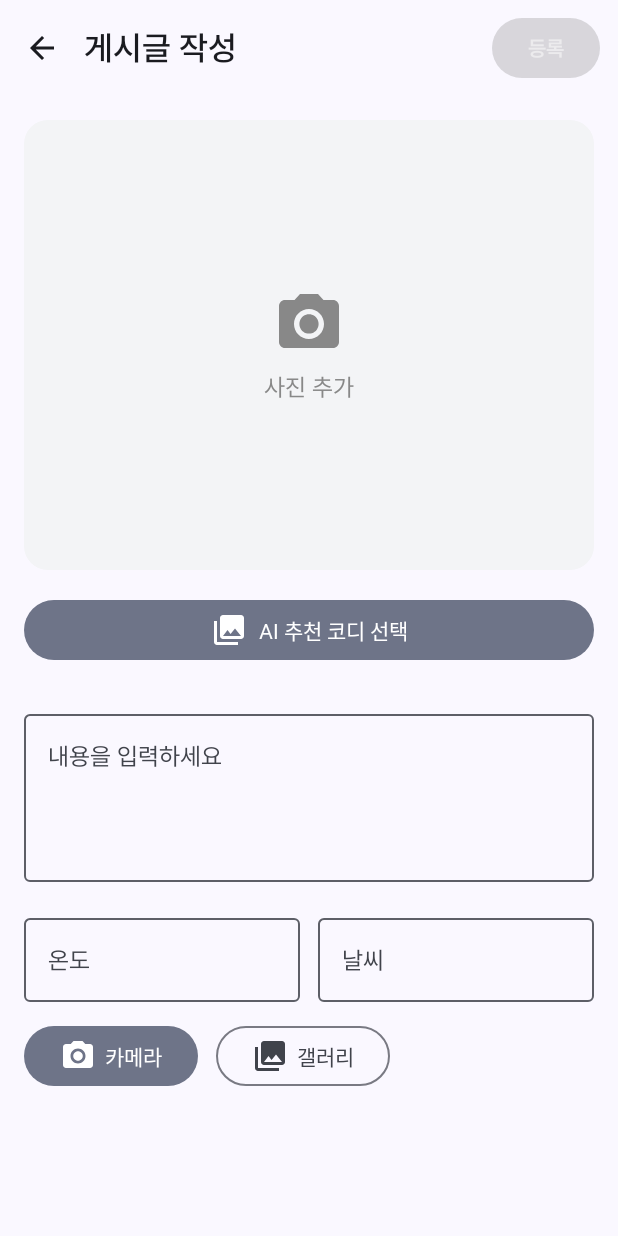
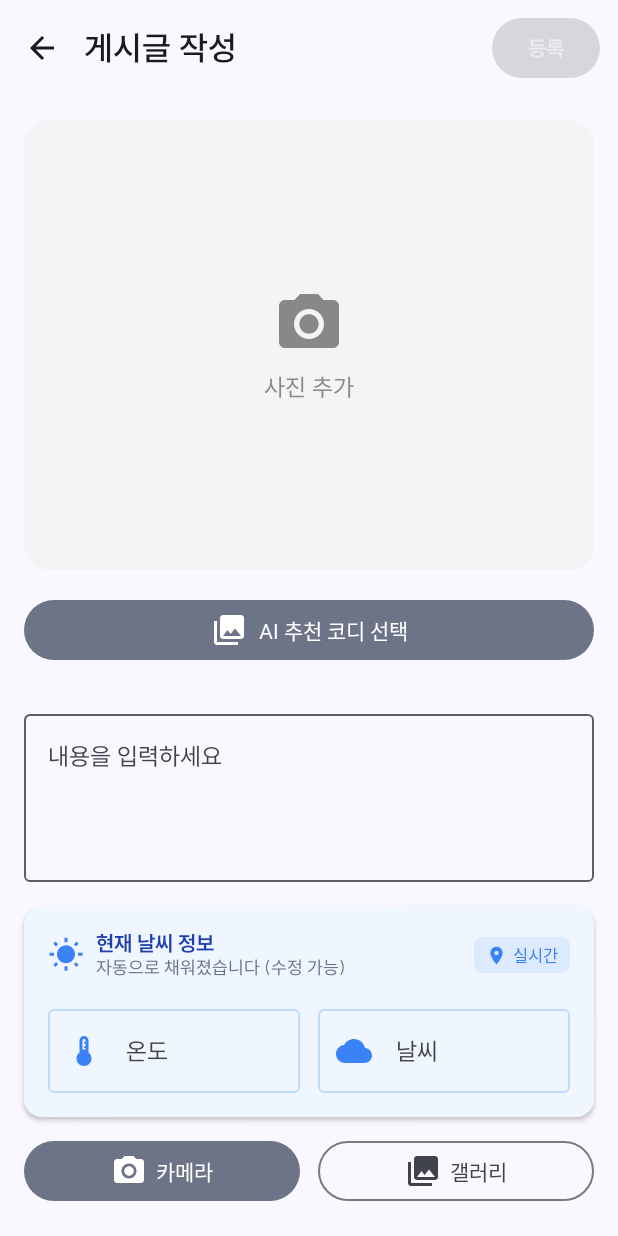
Before and after one commit to ggyyuubb/404_found, an Android app built with Jetpack Compose: the AddPostScreen screen opened through its navigation route, on a phone screen of 412 x 824 dp. Run offline under Robolectric (Android 15) with nearby library versions, the phone set to English and light mode, and no system bars; our stand-ins replace CircleImageView, Firebase (no records; nobody signed in at launch, a user with empty details on screens opened directly); pictures from the network do not load; Roboto replaces fonts that are not available here.

Commit message:
게시물작성 날씨연결 완료

```diff
--- a/fe/app/src/main/java/com/example/wearther/community/screen/AddPostComposables.kt
+++ b/fe/app/src/main/java/com/example/wearther/community/screen/AddPostComposables.kt
@@ -11,7 +11,11 @@ import androidx.compose.foundation.verticalScroll
 import androidx.compose.material.icons.Icons
 import androidx.compose.material.icons.filled.ArrowBack
 import androidx.compose.material.icons.filled.CameraAlt
+import androidx.compose.material.icons.filled.Cloud
+import androidx.compose.material.icons.filled.LocationOn
 import androidx.compose.material.icons.filled.PhotoLibrary
+import androidx.compose.material.icons.filled.Thermostat
+import androidx.compose.material.icons.filled.WbSunny
 import androidx.compose.material3.*
 import androidx.compose.runtime.Composable
 import androidx.compose.ui.Alignment
@@ -20,6 +24,7 @@ import androidx.compose.ui.draw.clip
 import androidx.compose.ui.graphics.Color
 import androidx.compose.ui.layout.ContentScale
 import androidx.compose.ui.unit.dp
+import androidx.compose.ui.unit.sp
 import coil.compose.rememberAsyncImagePainter
 
 @OptIn(ExperimentalMaterial3Api::class)
@@ -132,25 +137,126 @@ internal fun AddPostForm(
 
         Spacer(Modifier.height(16.dp))
 
+        // ✅✅ 현재 날씨 정보 카드 (강조)
+        Card(
+            modifier = Modifier.fillMaxWidth(),
+            colors = CardDefaults.cardColors(
+                containerColor = Color(0xFFEFF6FF) // 연한 파란색 배경
+            ),
+            shape = RoundedCornerShape(12.dp),
+            elevation = CardDefaults.cardElevation(defaultElevation = 2.dp)
+        ) {
+            Column(
+                modifier = Modifier.padding(16.dp)
+            ) {
+                // 헤더: 현재 날씨 표시
+                Row(
+                    verticalAlignment = Alignment.CenterVertically,
+                    modifier = Modifier.fillMaxWidth()
+                ) {
+                    Icon(
+                        imageVector = Icons.Default.WbSunny,
+                        contentDescription = null,
+                        tint = Color(0xFF3B82F6),
+                        modifier = Modifier.size(24.dp)
+                    )
+                    Spacer(modifier = Modifier.width(8.dp))
+                    Column {
+                        Text(
+                            "현재 날씨 정보",
+                            style = MaterialTheme.typography.titleSmall,
+                            fontWeight = androidx.compose.ui.text.font.FontWeight.Bold,
+                            color = Color(0xFF1E40AF)
+                        )
+                        Text(
+                            "자동으로 채워졌습니다 (수정 가능)",
+                            style = MaterialTheme.typography.bodySmall,
+                            color = Color(0xFF6B7280),
+                            fontSize = 12.sp
+                        )
+                    }
+                    Spacer(modifier = Modifier.weight(1f))
+                    // 실시간 아이콘
+                    Surface(
+                        color = Color(0xFF3B82F6).copy(alpha = 0.1f),
+                        shape = RoundedCornerShape(6.dp)
+                    ) {
+                        Row(
+                            modifier = Modifier.padding(horizontal = 8.dp, vertical = 4.dp),
+                            verticalAlignment = Alignment.CenterVertically
+                        ) {
+                            Icon(
+                                imageVector = Icons.Default.LocationOn,
+                                contentDescription = null,
+                                tint = Color(0xFF3B82F6),
+                                modifier = Modifier.size(14.dp)
+                            )
+                            Spacer(modifier = Modifier.width(4.dp))
+                            Text(
+                                "실시간",
+                                fontSize = 11.sp,
+                                color = Color(0xFF3B82F6),
+                                fontWeight = androidx.compose.ui.text.font.FontWeight.Medium
+                            )
+                        }
+                    }
+                }
+
+                Spacer(modifier = Modifier.height(12.dp))
+
                 // 온도/날씨 입력 필드
                 Row(
                     modifier = Modifier.fillMaxWidth(),
                     horizontalArrangement = Arrangement.spacedBy(12.dp)
                 ) {
+                    // 온도 입력
                     OutlinedTextField(
                         value = temperature,
                         onValueChange = onTemperatureChange,
                         label = { Text("온도") },
-                placeholder = { Text("예: 18°C") },
-                modifier = Modifier.weight(1f)
+                        placeholder = { Text("예: 18") },
+                        modifier = Modifier.weight(1f),
+                        leadingIcon = {
+                            Icon(
+                                imageVector = Icons.Default.Thermostat,
+                                contentDescription = null,
+                                tint = Color(0xFF3B82F6)
                             )
+                        },
+                        suffix = { Text("°C", color = Color(0xFF6B7280)) },
+                        singleLine = true,
+                        colors = OutlinedTextFieldDefaults.colors(
+                            focusedBorderColor = Color(0xFF3B82F6),
+                            unfocusedBorderColor = Color(0xFFBFDBFE),
+                            focusedLeadingIconColor = Color(0xFF3B82F6),
+                            unfocusedLeadingIconColor = Color(0xFF93C5FD)
+                        )
+                    )
+
+                    // 날씨 입력
                     OutlinedTextField(
                         value = weather,
                         onValueChange = onWeatherChange,
                         label = { Text("날씨") },
                         placeholder = { Text("예: 맑음") },
-                modifier = Modifier.weight(1f)
+                        modifier = Modifier.weight(1f),
+                        leadingIcon = {
+                            Icon(
+                                imageVector = Icons.Default.Cloud,
+                                contentDescription = null,
+                                tint = Color(0xFF3B82F6)
                             )
+                        },
+                        singleLine = true,
+                        colors = OutlinedTextFieldDefaults.colors(
+                            focusedBorderColor = Color(0xFF3B82F6),
+                            unfocusedBorderColor = Color(0xFFBFDBFE),
+                            focusedLeadingIconColor = Color(0xFF3B82F6),
+                            unfocusedLeadingIconColor = Color(0xFF93C5FD)
+                        )
+                    )
+                }
+            }
         }
 
         Spacer(Modifier.height(12.dp))
@@ -163,7 +269,8 @@ internal fun AddPostForm(
         ) {
             FilledTonalButton(
                 enabled = !isUploading,
-                onClick = onTakePhotoClick
+                onClick = onTakePhotoClick,
+                modifier = Modifier.weight(1f)
             ) {
                 Icon(Icons.Filled.CameraAlt, contentDescription = null)
                 Spacer(Modifier.width(6.dp))
@@ -171,7 +278,8 @@ internal fun AddPostForm(
             }
             OutlinedButton(
                 enabled = !isUploading,
-                onClick = onPickFromGalleryClick
+                onClick = onPickFromGalleryClick,
+                modifier = Modifier.weight(1f)
             ) {
                 Icon(Icons.Filled.PhotoLibrary, contentDescription = null)
                 Spacer(Modifier.width(6.dp))
```
Lines whose indentation alone changed are shown as unchanged.
